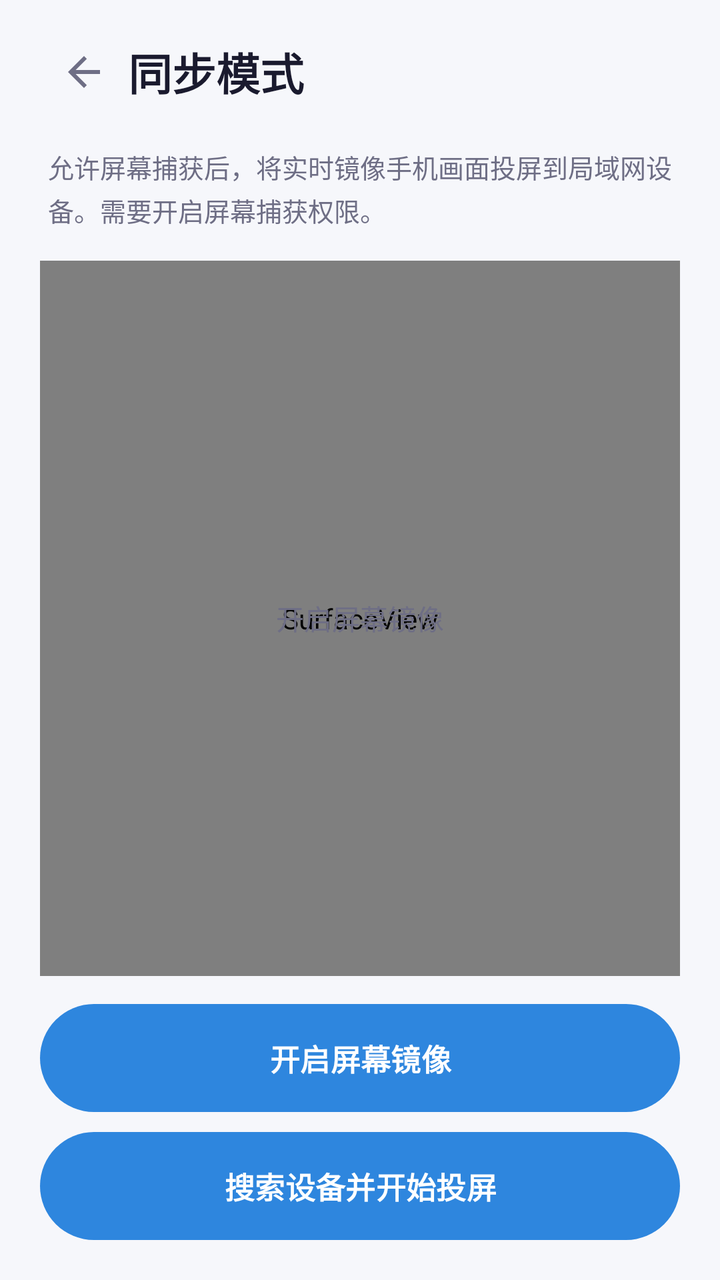
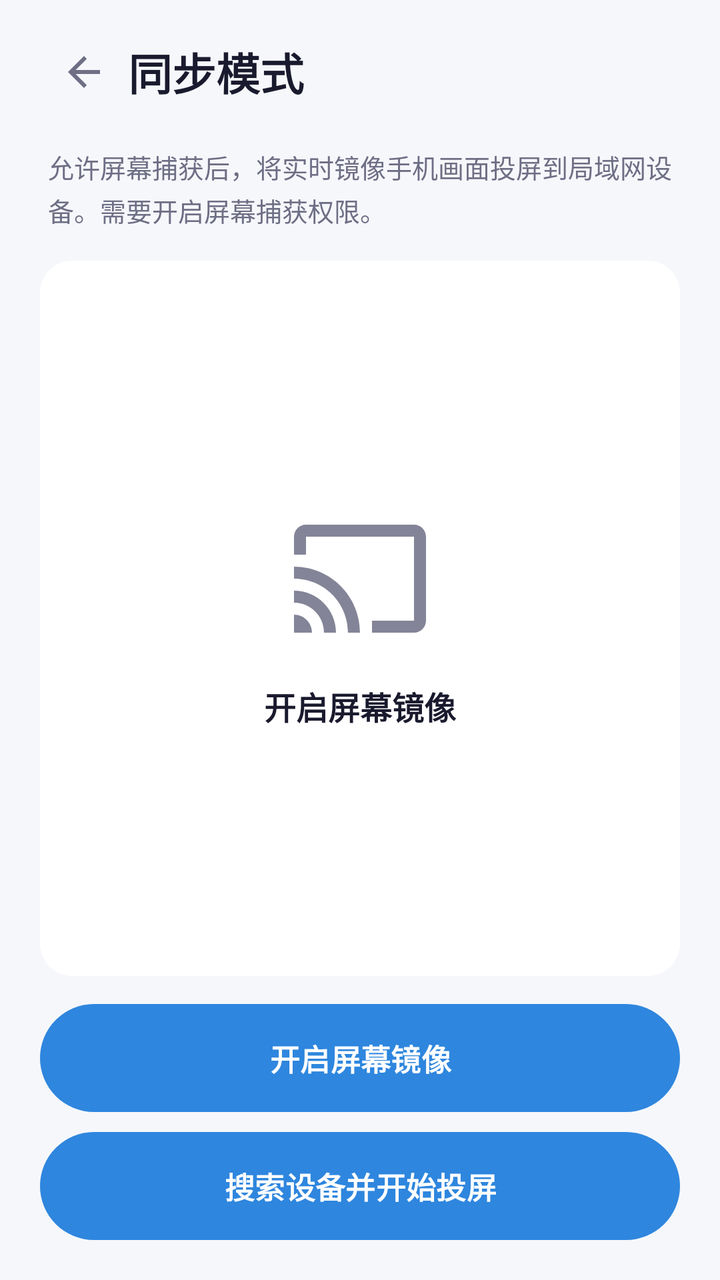

Before-and-after screenshots of an Android layout around one commit, followed by the original layout XML and the change that was made.
<!-- AndroidManifest.xml: application theme Theme.ETCAS -->
<!-- res/layout/activity_mirror.xml -->
<?xml version="1.0" encoding="utf-8"?>
<LinearLayout xmlns:android="http://schemas.android.com/apk/res/android"
    xmlns:app="http://schemas.android.com/apk/res-auto"
    android:layout_width="match_parent"
    android:layout_height="match_parent"
    android:background="@color/bg"
    android:orientation="vertical"
    android:paddingLeft="20dp"
    android:paddingRight="20dp">

    <LinearLayout
        android:layout_width="match_parent"
        android:layout_height="wrap_content"
        android:layout_marginTop="14dp"
        android:gravity="center_vertical"
        android:orientation="horizontal">
        <ImageButton
            android:id="@+id/btn_back"
            android:layout_width="44dp"
            android:layout_height="44dp"
            android:background="?attr/selectableItemBackgroundBorderless"
            android:contentDescription="@string/back"
            android:padding="10dp"
            android:src="@drawable/ic_back" />
        <TextView
            android:layout_width="wrap_content"
            android:layout_height="wrap_content"
            android:text="@string/mirror_title"
            android:textColor="@color/text_primary"
            android:textSize="22sp"
            android:textStyle="bold" />
    </LinearLayout>

    <TextView
        android:layout_width="wrap_content"
        android:layout_height="wrap_content"
        android:layout_marginTop="16dp"
        android:layout_marginLeft="4dp"
        android:text="@string/mirror_desc"
        android:textColor="@color/text_secondary"
        android:textSize="13sp"
        android:lineSpacingExtra="3dp" />

    <FrameLayout
        android:layout_width="match_parent"
        android:layout_height="0dp"
        android:layout_marginTop="16dp"
        android:layout_weight="1"
        android:background="@drawable/bg_panel">

        <SurfaceView
            android:id="@+id/sv_preview"
            android:layout_width="match_parent"
            android:layout_height="match_parent" />

        <TextView
            android:id="@+id/tv_mirror_status"
            android:layout_width="wrap_content"
            android:layout_height="wrap_content"
            android:layout_gravity="center"
            android:text="@string/mirror_start"
            android:textColor="@color/text_secondary"
            android:textSize="14sp" />
    </FrameLayout>

    <TextView
        android:id="@+id/tv_mirror_url"
        android:layout_width="match_parent"
        android:layout_height="wrap_content"
        android:layout_marginTop="12dp"
        android:textColor="@color/text_secondary"
        android:textSize="12sp"
        android:visibility="gone" />

    <com.google.android.material.button.MaterialButton
        android:id="@+id/btn_mirror"
        android:layout_width="match_parent"
        android:layout_height="54dp"
        android:layout_marginTop="14dp"
        android:insetTop="0dp"
        android:insetBottom="0dp"
        android:tag="accent"
        android:text="@string/mirror_start"
        android:textColor="@color/white"
        android:textSize="15sp"
        android:textStyle="bold"
        app:cornerRadius="27dp" />

    <com.google.android.material.button.MaterialButton
        android:id="@+id/btn_cast"
        android:layout_width="match_parent"
        android:layout_height="54dp"
        android:layout_marginTop="10dp"
        android:layout_marginBottom="20dp"
        android:insetTop="0dp"
        android:insetBottom="0dp"
        android:tag="accent"
        android:text="@string/mirror_start_cast"
        android:textColor="@color/white"
        android:textSize="15sp"
        android:textStyle="bold"
        app:cornerRadius="27dp" />
</LinearLayout>
<!-- resources referenced by this layout -->
<resources>
  <color name="bg">#F6F7FB</color>
  <color name="text_primary">#1A1A2E</color>
  <color name="text_secondary">#6E6E85</color>
  <color name="white">#FFFFFF</color>
  <!-- drawable bg_panel (drawable) -->
  <?xml version="1.0" encoding="utf-8"?>
  <shape xmlns:android="http://schemas.android.com/apk/res/android" android:shape="rectangle">
      <solid android:color="@color/surface" />
      <corners android:radius="16dp" />
  </shape>
  <!-- drawable ic_back (drawable) -->
  <?xml version="1.0" encoding="utf-8"?>
  <vector xmlns:android="http://schemas.android.com/apk/res/android"
      android:width="24dp" android:height="24dp"
      android:viewportWidth="24" android:viewportHeight="24"
      android:tint="?attr/colorControlNormal">
      <path android:fillColor="#FFFFFF"
          android:pathData="M20,11H7.83l5.59,-5.59L12,4l-8,8 8,8 1.41,-1.41L7.83,13H20v-2z"/>
  </vector>
  <string name="back">返回</string>
  <string name="mirror_desc">允许屏幕捕获后，将实时镜像手机画面投屏到局域网设备。需要开启屏幕捕获权限。</string>
  <string name="mirror_start">开启屏幕镜像</string>
  <string name="mirror_start_cast">搜索设备并开始投屏</string>
  <string name="mirror_title">同步模式</string>
  <style name="Theme.ETCAS" parent="Theme.Material3.DayNight.NoActionBar">
          <item name="android:windowBackground">@color/bg</item>
          <item name="android:statusBarColor">@color/status_bar</item>
          <item name="android:navigationBarColor">@color/bg</item>
          <item name="colorPrimary">@color/accent_sea</item>
          <item name="colorPrimaryDark">@color/accent_sea_deep</item>
          <item name="colorAccent">@color/accent_sea</item>
          <item name="android:textColorPrimary">@color/text_primary</item>
          <item name="android:textColorSecondary">@color/text_secondary</item>
          <item name="android:windowLightStatusBar">true</item>
      </style>
  <color name="surface">#FFFFFF</color>
  <color name="status_bar">#F6F7FB</color>
  <color name="accent_sea">#2E86DE</color>
  <color name="accent_sea_deep">#1B5FA8</color>
</resources>

<!-- the commit's change to res/layout/activity_mirror.xml (unified diff, before → after) -->
@@ -48,19 +48,44 @@
         android:layout_weight="1"
         android:background="@drawable/bg_panel">
 
-        <SurfaceView
-            android:id="@+id/sv_preview"
+        <LinearLayout
             android:layout_width="match_parent"
-            android:layout_height="match_parent" />
-
-        <TextView
-            android:id="@+id/tv_mirror_status"
-            android:layout_width="wrap_content"
             android:layout_height="wrap_content"
             android:layout_gravity="center"
-            android:text="@string/mirror_start"
-            android:textColor="@color/text_secondary"
-            android:textSize="14sp" />
+            android:gravity="center"
+            android:orientation="vertical"
+            android:padding="24dp">
+
+            <ImageView
+                android:layout_width="72dp"
+                android:layout_height="72dp"
+                android:alpha="0.85"
+                android:contentDescription="@string/mirror_title"
+                android:src="@drawable/ic_cast"
+                android:tag="icon_accent" />
+
+            <TextView
+                android:id="@+id/tv_mirror_status"
+                android:layout_width="wrap_content"
+                android:layout_height="wrap_content"
+                android:layout_marginTop="16dp"
+                android:gravity="center"
+                android:text="@string/mirror_start"
+                android:textColor="@color/text_primary"
+                android:textSize="16sp"
+                android:textStyle="bold" />
+
+            <TextView
+                android:id="@+id/tv_mirror_live"
+                android:layout_width="wrap_content"
+                android:layout_height="wrap_content"
+                android:layout_marginTop="8dp"
+                android:gravity="center"
+                android:text="@string/mirror_live_hint"
+                android:textColor="@color/text_secondary"
+                android:textSize="13sp"
+                android:visibility="gone" />
+        </LinearLayout>
     </FrameLayout>
 
     <TextView
<!-- resource entries referenced after the edit -->
@@ -19,8 +19,18 @@
       <path android:fillColor="#FFFFFF"
           android:pathData="M20,11H7.83l5.59,-5.59L12,4l-8,8 8,8 1.41,-1.41L7.83,13H20v-2z"/>
   </vector>
+  <!-- drawable ic_cast (drawable) -->
+  <?xml version="1.0" encoding="utf-8"?>
+  <vector xmlns:android="http://schemas.android.com/apk/res/android"
+      android:width="24dp" android:height="24dp"
+      android:viewportWidth="24" android:viewportHeight="24"
+      android:tint="?attr/colorControlNormal">
+      <path android:fillColor="#FFFFFF"
+          android:pathData="M1,18v3h3c0,-1.66 -1.34,-3 -3,-3zM1,14v2c2.76,0 5,2.24 5,5h2c0,-3.87 -3.13,-7 -7,-7zM1,10v2c4.97,0 9,4.03 9,9h2c0,-6.08 -4.92,-11 -11,-11zM21,3H3c-1.1,0 -2,0.9 -2,2v3h2L3,5h18v14h-7v2h7c1.1,0 2,-0.9 2,-2L23,5c0,-1.1 -0.9,-2 -2,-2z"/>
+  </vector>
   <string name="back">返回</string>
   <string name="mirror_desc">允许屏幕捕获后，将实时镜像手机画面投屏到局域网设备。需要开启屏幕捕获权限。</string>
+  <string name="mirror_live_hint">设备正在实时查看您的屏幕，可返回主界面继续使用手机</string>
   <string name="mirror_start">开启屏幕镜像</string>
   <string name="mirror_start_cast">搜索设备并开始投屏</string>
   <string name="mirror_title">同步模式</string>
